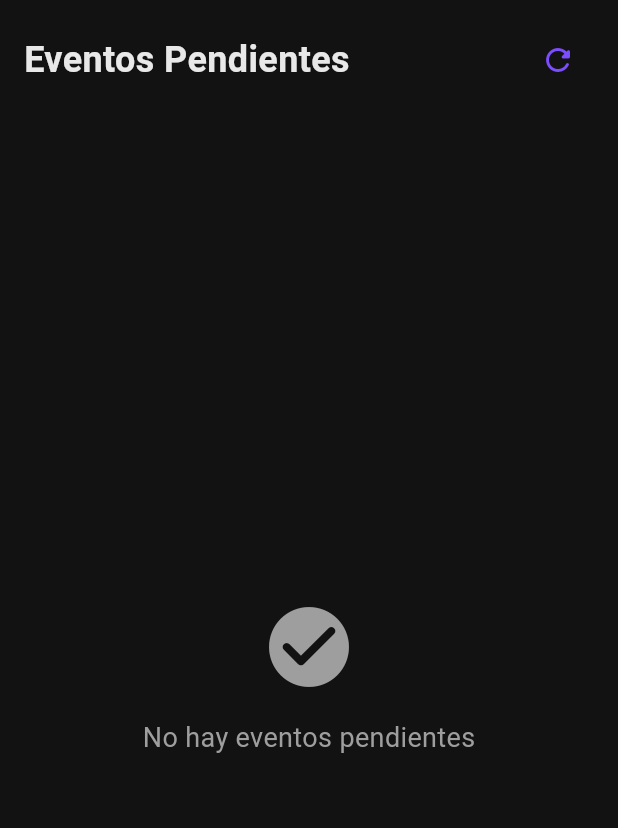
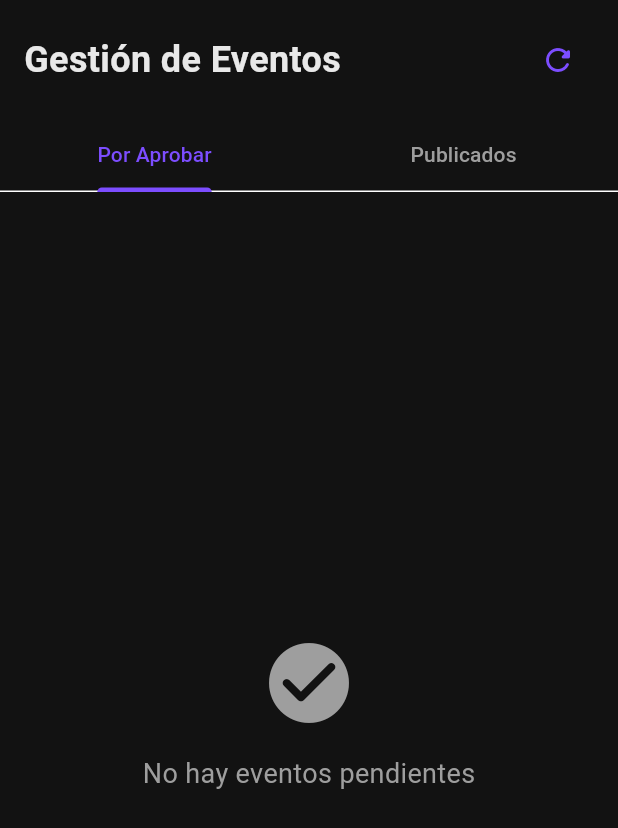
Before and after one commit to GonzaGarcia01914/eventos_app, a Flutter app: the AdminScreen widget shown alone on an empty page, opened directly with empty values, on a phone screen of 412 x 824 dp. Shown: the top 828 px of the screen. Run offline on Flutter 3.47's test engine with Material 3 defaults, Android fonts, the phone set to English and light mode, and no system bars; our stand-ins replace google_maps_flutter, image_picker, shared_preferences, video_player; accounts and stored records are empty; network calls fail.

Commit message:
aded_admin_event_view

```diff
--- a/lib/features/admin/presentation/admin_screen.dart
+++ b/lib/features/admin/presentation/admin_screen.dart
@@ -13,18 +13,23 @@ class AdminScreen extends StatefulWidget {
   State<AdminScreen> createState() => _AdminScreenState();
 }
 
-class _AdminScreenState extends State<AdminScreen> {
+class _AdminScreenState extends State<AdminScreen>
+    with SingleTickerProviderStateMixin {
   late final AdminViewModel _viewModel;
+  late final TabController _tabController;
 
   @override
   void initState() {
     super.initState();
     _viewModel = AdminViewModel();
+    _tabController = TabController(length: 2, vsync: this);
     _viewModel.loadPendingEvents();
+    _viewModel.loadPublishedEvents();
   }
 
   @override
   void dispose() {
+    _tabController.dispose();
     _viewModel.dispose();
     super.dispose();
   }
@@ -44,7 +49,7 @@ class _AdminScreenState extends State<AdminScreen> {
                   child: Row(
                     children: [
                       const Text(
-                        'Eventos Pendientes',
+                        'Gestión de Eventos',
                         style: TextStyle(
                           color: AppColors.onSurface,
                           fontSize: 24,
@@ -54,25 +59,53 @@ class _AdminScreenState extends State<AdminScreen> {
                       const Spacer(),
                       IconButton(
                         icon: const Icon(Icons.refresh_rounded),
-                        onPressed: _viewModel.loadPendingEvents,
+                        onPressed: () {
+                          _viewModel.loadPendingEvents();
+                          _viewModel.loadPublishedEvents();
+                        },
                         color: AppColors.primary,
                       ),
                     ],
                   ),
                 ),
-                if (_viewModel.isLoading)
-                  const Expanded(
-                    child: Center(
-                      child: CircularProgressIndicator(
-                        valueColor: AlwaysStoppedAnimation<Color>(
-                          AppColors.primary,
+                TabBar(
+                  controller: _tabController,
+                  tabs: const [
+                    Tab(text: 'Por Aprobar'),
+                    Tab(text: 'Publicados'),
+                  ],
+                  labelColor: AppColors.primary,
+                  unselectedLabelColor: AppColors.onSurfaceMuted,
+                  indicatorColor: AppColors.primary,
+                ),
+                Expanded(
+                  child: TabBarView(
+                    controller: _tabController,
+                    children: [
+                      _buildPendingEventsTab(),
+                      _buildPublishedEventsTab(),
+                    ],
                   ),
                 ),
+              ],
+            );
+          },
         ),
-                  )
-                else if (_viewModel.isEmpty)
-                  Expanded(
-                    child: Center(
+      ),
+    );
+  }
+
+  Widget _buildPendingEventsTab() {
+    if (_viewModel.isLoading) {
+      return const Center(
+        child: CircularProgressIndicator(
+          valueColor: AlwaysStoppedAnimation<Color>(AppColors.primary),
+        ),
+      );
+    }
+
+    if (_viewModel.isPendingEmpty) {
+      return Center(
         child: Column(
           mainAxisAlignment: MainAxisAlignment.center,
           children: [
@@ -84,18 +117,14 @@ class _AdminScreenState extends State<AdminScreen> {
             const SizedBox(height: 16),
             const Text(
               'No hay eventos pendientes',
-                            style: TextStyle(
-                              color: AppColors.onSurfaceMuted,
-                              fontSize: 18,
-                            ),
+              style: TextStyle(color: AppColors.onSurfaceMuted, fontSize: 18),
             ),
           ],
         ),
-                    ),
-                  )
-                else
-                  Expanded(
-                    child: ListView.builder(
+      );
+    }
+
+    return ListView.builder(
       padding: const EdgeInsets.all(16),
       itemCount: _viewModel.pendingEvents.length,
       itemBuilder: (context, index) {
@@ -105,15 +134,99 @@ class _AdminScreenState extends State<AdminScreen> {
           onTap: () => _showEventDetail(event),
           onApprove: () => _approveEvent(event),
           onReject: () => _rejectEvent(event),
+          isPending: true,
+        );
+      },
+    );
+  }
+
+  Widget _buildPublishedEventsTab() {
+    if (_viewModel.isLoading) {
+      return const Center(
+        child: CircularProgressIndicator(
+          valueColor: AlwaysStoppedAnimation<Color>(AppColors.primary),
+        ),
+      );
+    }
+
+    return Column(
+      children: [
+        Padding(
+          padding: const EdgeInsets.all(16),
+          child: TextField(
+            onChanged: _viewModel.searchPublishedEvents,
+            style: const TextStyle(color: AppColors.onSurface, fontSize: 16),
+            decoration: InputDecoration(
+              hintText: 'Buscar por nombre, descripción o ubicación...',
+              hintStyle: const TextStyle(color: AppColors.onSurfaceMuted),
+              prefixIcon: const Icon(
+                Icons.search_rounded,
+                color: AppColors.onSurfaceMuted,
+              ),
+              filled: true,
+              fillColor: const Color(0xFF171A1D),
+              contentPadding: const EdgeInsets.symmetric(
+                horizontal: 18,
+                vertical: 16,
+              ),
+              border: OutlineInputBorder(
+                borderRadius: BorderRadius.circular(18),
+                borderSide: const BorderSide(color: AppColors.surfaceElevated),
+              ),
+              enabledBorder: OutlineInputBorder(
+                borderRadius: BorderRadius.circular(18),
+                borderSide: const BorderSide(color: AppColors.surfaceElevated),
+              ),
+              focusedBorder: OutlineInputBorder(
+                borderRadius: BorderRadius.circular(18),
+                borderSide: const BorderSide(
+                  color: AppColors.primary,
+                  width: 1.4,
+                ),
+              ),
+            ),
+          ),
+        ),
+        Expanded(
+          child: _viewModel.isPublishedEmpty
+              ? Center(
+                  child: Column(
+                    mainAxisAlignment: MainAxisAlignment.center,
+                    children: [
+                      Icon(
+                        Icons.event_outlined,
+                        size: 64,
+                        color: AppColors.onSurfaceMuted,
+                      ),
+                      const SizedBox(height: 16),
+                      Text(
+                        _viewModel.searchQuery.isEmpty
+                            ? 'No hay eventos publicados'
+                            : 'No se encontraron eventos',
+                        style: const TextStyle(
+                          color: AppColors.onSurfaceMuted,
+                          fontSize: 18,
+                        ),
+                      ),
+                    ],
+                  ),
+                )
+              : ListView.builder(
+                  padding: const EdgeInsets.all(16),
+                  itemCount: _viewModel.publishedEvents.length,
+                  itemBuilder: (context, index) {
+                    final event = _viewModel.publishedEvents[index];
+                    return _EventCard(
+                      event: event,
+                      onTap: () => _showEventDetail(event),
+                      onApprove: null,
+                      onReject: () => _deletePublishedEvent(event),
+                      isPending: false,
                     );
                   },
                 ),
         ),
       ],
-            );
-          },
-        ),
-      ),
     );
   }
 
@@ -183,6 +296,76 @@ class _AdminScreenState extends State<AdminScreen> {
     }
   }
 
+  Future<void> _deletePublishedEvent(Event event) async {
+    final eventId = int.tryParse(event.id);
+    if (eventId == null) {
+      _logUI("❌ Error: El ID del evento no es válido: ${event.id}");
+      return;
+    }
+
+    _logUI("Usuario inicia eliminación del evento: ${event.title} (ID: $eventId)");
+
+    final confirmed = await showDialog<bool>(
+      context: context,
+      builder: (context) => AlertDialog(
+        backgroundColor: AppColors.surface,
+        title: const Text(
+          'Eliminar evento',
+          style: TextStyle(color: AppColors.onSurface),
+        ),
+        content: Text(
+          '¿Eliminar permanentemente "${event.title}"?',
+          style: const TextStyle(color: AppColors.onSurface),
+        ),
+        actions: [
+          TextButton(
+            onPressed: () {
+              _logUI("  - Usuario canceló la eliminación");
+              Navigator.pop(context, false);
+            },
+            child: const Text('Cancelar'),
+          ),
+          TextButton(
+            onPressed: () {
+              _logUI("  - Usuario confirmó la eliminación");
+              Navigator.pop(context, true);
+            },
+            style: TextButton.styleFrom(foregroundColor: Colors.redAccent),
+            child: const Text('Eliminar'),
+          ),
+        ],
+      ),
+    );
+
+    if (!mounted || confirmed != true) {
+      _logUI("  - Operación cancelada por el usuario");
+      return;
+    }
+
+    _logUI("Enviando solicitud de eliminación al ViewModel...");
+    final deleted = await _viewModel.deleteEvent(eventId);
+
+    if (!mounted) return;
+
+    if (deleted) {
+      _logUI("✅ Evento eliminado exitosamente de la UI");
+    } else {
+      _logUI("❌ Error: El ViewModel reportó fallo en eliminación");
+    }
+
+    ScaffoldMessenger.of(context).showSnackBar(
+      SnackBar(
+        content: Text(deleted ? 'Evento eliminado' : 'No se pudo eliminar'),
+        backgroundColor: deleted ? Colors.green.shade600 : Colors.red.shade600,
+      ),
+    );
+  }
+
+  void _logUI(String message) {
+    final timestamp = DateTime.now().toIso8601String().split('T')[1];
+    print("[ADMIN UI] [$timestamp] $message");
+  }
+
   void _showEventDetail(Event event) {
     showModalBottomSheet<void>(
       context: context,
@@ -195,50 +378,8 @@ class _AdminScreenState extends State<AdminScreen> {
         event: event,
         onDelete: () async {
           Navigator.pop(context);
-          await _deleteEvent(event);
+          await _deletePublishedEvent(event);
         },
-      ),
-    );
-  }
-
-  Future<void> _deleteEvent(Event event) async {
-    final eventId = int.tryParse(event.id);
-    if (eventId == null) return;
-
-    final confirmed = await showDialog<bool>(
-      context: context,
-      builder: (context) => AlertDialog(
-        backgroundColor: AppColors.surface,
-        title: const Text(
-          'Eliminar evento',
-          style: TextStyle(color: AppColors.onSurface),
-        ),
-        content: Text(
-          'Eliminar "${event.title}" de forma permanente?',
-          style: const TextStyle(color: AppColors.onSurface),
-        ),
-        actions: [
-          TextButton(
-            onPressed: () => Navigator.pop(context, false),
-            child: const Text('Cancelar'),
-          ),
-          TextButton(
-            onPressed: () => Navigator.pop(context, true),
-            style: TextButton.styleFrom(foregroundColor: Colors.redAccent),
-            child: const Text('Eliminar'),
-          ),
-        ],
-      ),
-    );
-
-    if (!mounted || confirmed != true) return;
-
-    final deleted = await _viewModel.deleteEvent(eventId);
-    if (!mounted) return;
-    ScaffoldMessenger.of(context).showSnackBar(
-      SnackBar(
-        content: Text(deleted ? 'Evento eliminado' : 'No se pudo eliminar'),
-        backgroundColor: deleted ? Colors.green.shade600 : Colors.red.shade600,
       ),
     );
   }
@@ -250,12 +391,14 @@ class _EventCard extends StatelessWidget {
     required this.onTap,
     required this.onApprove,
     required this.onReject,
+    required this.isPending,
   });
 
   final Event event;
   final VoidCallback onTap;
-  final VoidCallback onApprove;
+  final VoidCallback? onApprove;
   final VoidCallback onReject;
+  final bool isPending;
 
   @override
   Widget build(BuildContext context) {
@@ -346,6 +489,7 @@ class _EventCard extends StatelessWidget {
                 ],
               ),
               const SizedBox(height: 12),
+              if (isPending)
                 Row(
                   children: [
                     Expanded(
@@ -384,6 +528,25 @@ class _EventCard extends StatelessWidget {
                       ),
                     ),
                   ],
+                )
+              else
+                SizedBox(
+                  width: double.infinity,
+                  child: FilledButton.tonal(
+                    onPressed: onReject,
+                    style: FilledButton.styleFrom(
+                      backgroundColor: Colors.red.shade700,
+                      foregroundColor: Colors.white,
+                    ),
+                    child: const Row(
+                      mainAxisAlignment: MainAxisAlignment.center,
+                      children: [
+                        Icon(Icons.delete_outline_rounded, size: 18),
+                        SizedBox(width: 8),
+                        Text('Eliminar'),
+                      ],
+                    ),
+                  ),
                 ),
             ],
           ),
--- a/lib/features/admin/presentation/admin_view_model.dart
+++ b/lib/features/admin/presentation/admin_view_model.dart
@@ -11,13 +11,19 @@ class AdminViewModel extends ChangeNotifier {
   final EventRepositoryContract _eventRepository;
 
   List<Event> _pendingEvents = [];
+  List<Event> _publishedEvents = [];
+  List<Event> _filteredPublishedEvents = [];
   bool _isLoading = false;
   String? _error;
+  String _searchQuery = '';
 
   List<Event> get pendingEvents => _pendingEvents;
+  List<Event> get publishedEvents => _filteredPublishedEvents;
   bool get isLoading => _isLoading;
   String? get error => _error;
-  bool get isEmpty => _pendingEvents.isEmpty;
+  bool get isPendingEmpty => _pendingEvents.isEmpty;
+  bool get isPublishedEmpty => _filteredPublishedEvents.isEmpty;
+  String get searchQuery => _searchQuery;
 
   Future<void> loadPendingEvents() async {
     _isLoading = true;
@@ -32,6 +38,44 @@ class AdminViewModel extends ChangeNotifier {
 
     _isLoading = false;
     notifyListeners();
+  }
+
+  Future<void> loadPublishedEvents() async {
+    _isLoading = true;
+    _error = null;
+    notifyListeners();
+
+    try {
+      _publishedEvents = await _eventRepository.obtenerEventosAprobados();
+      _applySearchFilter();
+    } catch (e) {
+      _error = 'Error al cargar eventos publicados';
+    }
+
+    _isLoading = false;
+    notifyListeners();
+  }
+
+  void searchPublishedEvents(String query) {
+    _searchQuery = query;
+    _applySearchFilter();
+    notifyListeners();
+  }
+
+  void _applySearchFilter() {
+    if (_searchQuery.isEmpty) {
+      _filteredPublishedEvents = _publishedEvents;
+    } else {
+      final query = _searchQuery.toLowerCase();
+      _filteredPublishedEvents = _publishedEvents
+          .where(
+            (event) =>
+                event.title.toLowerCase().contains(query) ||
+                event.description.toLowerCase().contains(query) ||
+                event.location.toLowerCase().contains(query),
+          )
+          .toList();
+    }
   }
 
   Future<bool> approveEvent(int eventId) async {
@@ -52,15 +96,40 @@ class AdminViewModel extends ChangeNotifier {
   }
 
   Future<bool> deleteEvent(int eventId) async {
+    _logDelete("Iniciando eliminación de evento ID: $eventId");
     try {
+      _logDelete("Paso 1/3: Llamando al repositorio para eliminar...");
       final success = await _eventRepository.eliminarEvento(eventId);
+
       if (success) {
+        _logDelete("Paso 2/3: ✅ Repositorio confirmó eliminación");
+        _logDelete("Paso 3/3: Actualizando listas en memoria...");
         _pendingEvents.removeWhere((e) => int.tryParse(e.id) == eventId);
+        _logDelete("  - Removido de eventos pendientes");
+        _publishedEvents.removeWhere((e) => int.tryParse(e.id) == eventId);
+        _logDelete("  - Removido de eventos publicados");
+        _applySearchFilter();
+        _logDelete("  - Filtros reaplica dos");
+        _logDelete("✅ Evento $eventId eliminado completamente");
         notifyListeners();
+      } else {
+        _logDeleteError("❌ El repositorio devolvió false para evento $eventId");
       }
       return success;
-    } catch (e) {
+    } catch (e, stacktrace) {
+      _logDeleteError("❌ Excepción durante eliminación: $e");
+      _logDeleteError("Stack: $stacktrace");
       return false;
     }
   }
+
+  void _logDelete(String message) {
+    final timestamp = DateTime.now().toIso8601String().split('T')[1];
+    print("[DELETE] [$timestamp] $message");
+  }
+
+  void _logDeleteError(String message) {
+    final timestamp = DateTime.now().toIso8601String().split('T')[1];
+    print("[DELETE ERROR] [$timestamp] $message");
+  }
 }
```
Also changed, not shown: lib/data/repositories/evento_repository.dart (+32 -1 lines), lib/data/services/evento_service.dart (+12 -2 lines). Lines whose indentation alone changed are shown as unchanged.
